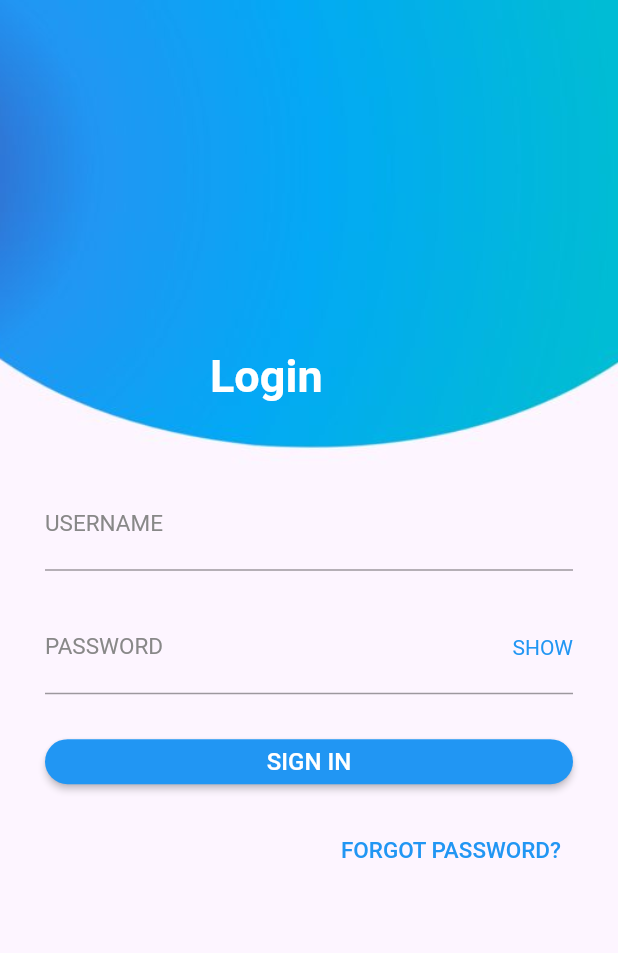
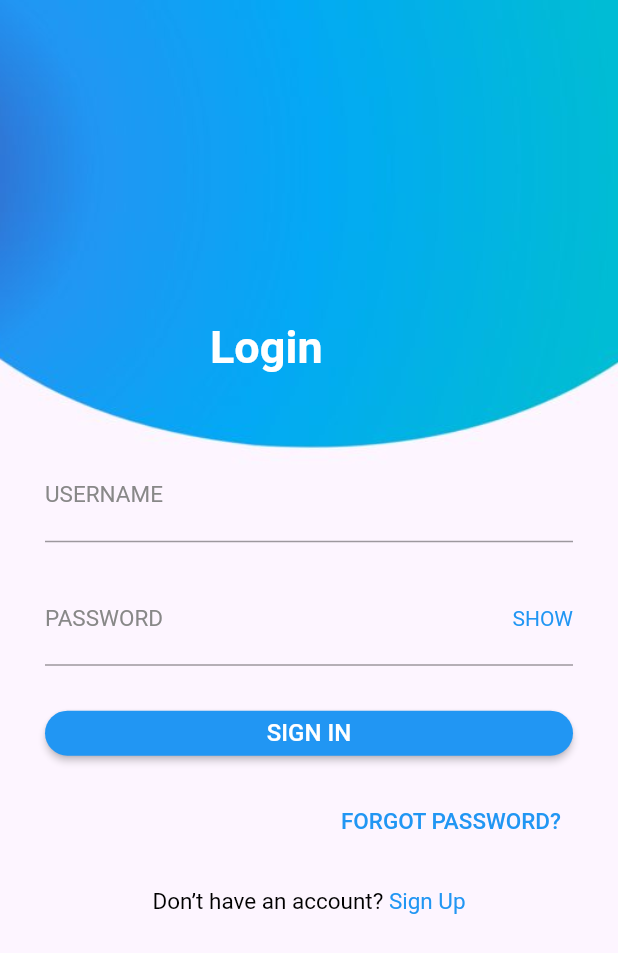
Before and after one commit to haruyuki7121994/EquipmentManagementMobile, a Flutter app: the screen it shows after launch, after a tap on "Login", on a phone screen of 412 x 824 dp. Shown: the top 953 px of the screen. Run offline on Flutter 3.47's test engine with Material 2 defaults, Android fonts, the light colour scheme and no system bars; our stand-ins replace carousel_slider, flutter_bloc, form_field_validator, percent_indicator, photo_view and 1 more; missing offline and left inert: comment_box, dart:ffi, qr_code_scanner; network calls fail.

Commit message:
login, fix

```diff
--- a/lib/constants.dart
+++ b/lib/constants.dart
@@ -1,9 +1,6 @@
 import 'package:flutter/material.dart';
 import 'package:appqrcode/size_config.dart';
 
-class BaseHost{
-  String _host = 'http://192.168.1.3:8080/';
-}
 
 
 const kPrimaryColor = Color(0xFFFF7643);
--- a/lib/login.dart
+++ b/lib/login.dart
@@ -1,4 +1,5 @@
 import 'package:appqrcode/host.dart' as globals;
+import 'package:appqrcode/signup.dart';
 import 'package:flutter/cupertino.dart';
 import 'package:flutter/material.dart';
 import 'package:http/http.dart' as http;
@@ -99,6 +100,7 @@ class _LoginPageState extends State<LoginPage>{
                     ),
                     ),
                   ),
+
                 ],
               ),
             ),
@@ -128,6 +130,28 @@ class _LoginPageState extends State<LoginPage>{
                     onPressed: () {
                       Navigator.push(context, MaterialPageRoute(builder: (context) => ForgotPassword()));
                     },
+                  ),
+                ],
+              ),
+            ),
+            Padding(
+              padding: const EdgeInsets.fromLTRB(0, 20, 0, 0),
+              child: Row(
+                mainAxisAlignment: MainAxisAlignment.center,
+                children: [
+                  Text(
+                    "Don’t have an account? ",
+                    style: TextStyle(fontSize: 15,
+                        color: Colors.black),
+                  ),
+                  GestureDetector(
+                    onTap: () => Navigator.push(context, MaterialPageRoute(builder: (context) => SignupPage())),
+                    child: Text(
+                      "Sign Up",
+                      style: TextStyle(
+                          fontSize: 15,
+                          color: Colors.blue),
+                    ),
                   ),
                 ],
               ),
```
